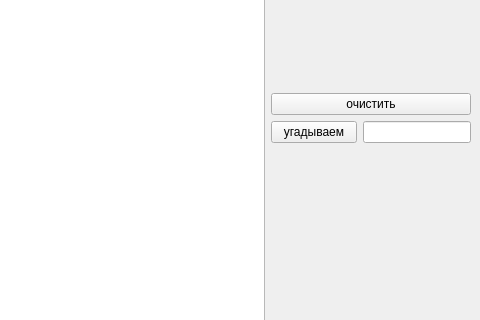
The window that mainwindow.ui (KapPing-Git/kap_neural_network) describes before a commit, drawn with Qt 5; both pictures show x 668 to 1148 and y 122 to 442 of the 1148 by 573 pixel window.
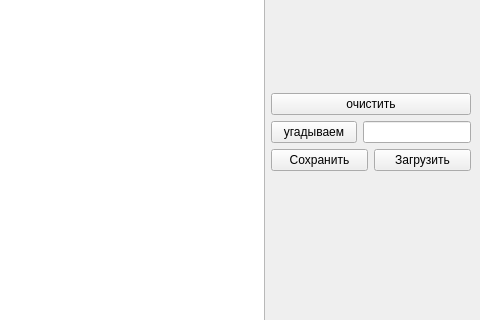
The same window after the commit. Custom widgets are drawn as their Qt base class.

Diff of the .ui file:
```diff
--- a/mainwindow.ui
+++ b/mainwindow.ui
@@ -66,6 +66,27 @@
           </item>
          </layout>
         </item>
+        <item>
+         <layout class="QHBoxLayout" name="horizontalLayout_4">
+          <item>
+           <widget class="QPushButton" name="saveButton">
+            <property name="enabled">
+             <bool>true</bool>
+            </property>
+            <property name="text">
+             <string>Сохранить</string>
+            </property>
+           </widget>
+          </item>
+          <item>
+           <widget class="QPushButton" name="loadButton">
+            <property name="text">
+             <string>Загрузить</string>
+            </property>
+           </widget>
+          </item>
+         </layout>
+        </item>
         <item>
          <spacer name="verticalSpacer">
           <property name="orientation">
```
